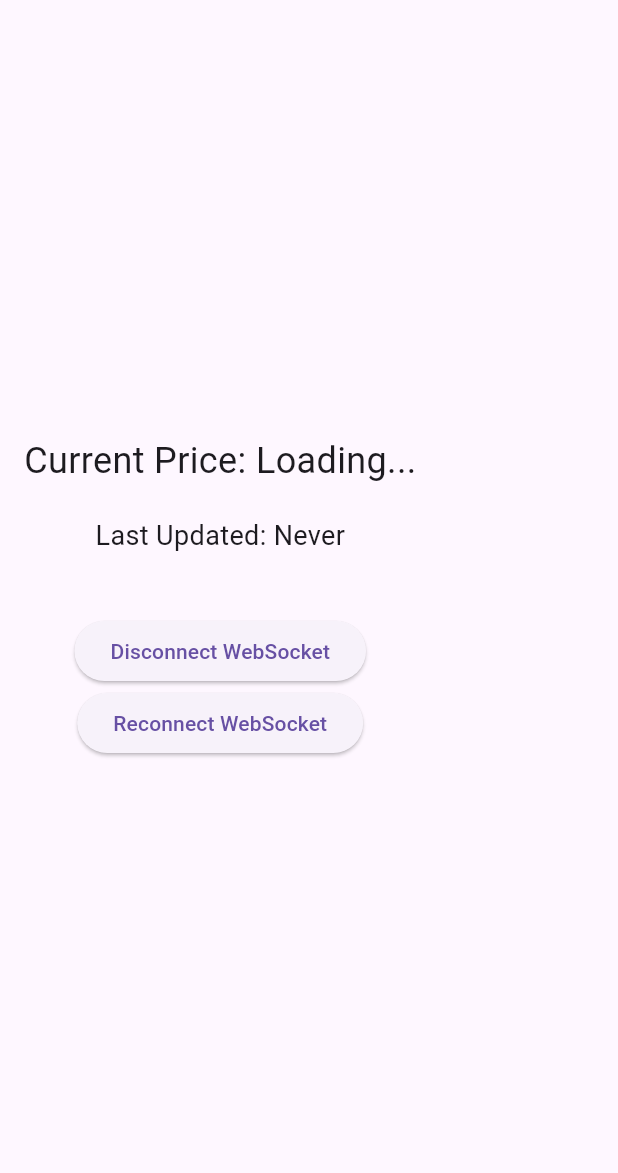
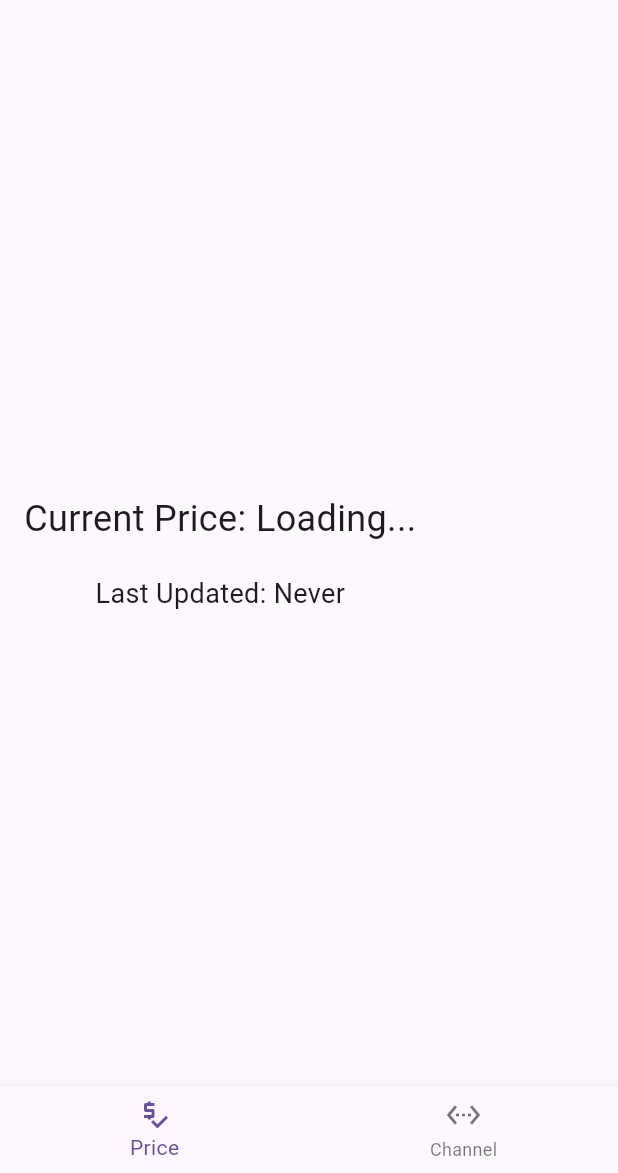
Before and after one commit to baraa2ttar/websoket_client, a Flutter app: the screen it shows after launch, on a phone screen of 412 x 824 dp, the part 63-1236 px from its top. Run offline on Flutter 3.47's test engine with Material 3 defaults, Android fonts, the phone set to English and light mode, and no system bars; our stand-ins replace get; network calls fail.

Commit message:
second commit

```diff
--- a/lib/main.dart
+++ b/lib/main.dart
@@ -1,101 +1,26 @@
 import 'package:flutter/material.dart';
-import 'package:web_socket_channel/web_socket_channel.dart';
-import 'package:web_socket_channel/status.dart' as status;
+import 'package:get/get.dart';
+import 'package:websoket/routs.dart';
+import 'binding/initial_binding.dart';
+import 'core/constant/app_routs.dart';
+
 
 void main() {
   runApp(MyApp());
 }
 
 class MyApp extends StatelessWidget {
+  const MyApp({super.key});
+
+  // This widget is the root of your application.
   @override
   Widget build(BuildContext context) {
-    return MaterialApp(
-      title: 'Price Tracker',
-      theme: ThemeData(
-        primarySwatch: Colors.blue,
-      ),
-      home: PriceTrackerScreen(),
+    return GetMaterialApp(
+      debugShowCheckedModeBanner: false,
+      title: 'Flutter',
+      initialBinding: InitialBinding(),
+      getPages: routes,
+
+      initialRoute: AppRouts.homeScreen,
     );
-  }
-}
-
-class PriceTrackerScreen extends StatefulWidget {
-  @override
-  _PriceTrackerScreenState createState() => _PriceTrackerScreenState();
-}
-
-class _PriceTrackerScreenState extends State<PriceTrackerScreen> {
-
-
-  late WebSocketChannel channel;
-  String currentPrice = "Loading...";
-  String lastUpdate = "Never";
-
-  @override
-  void initState() {
-    super.initState();
-    connectToWebSocket();
-  }
-
-  void connectToWebSocket() {
-    channel = WebSocketChannel.connect(
-      Uri.parse('ws://localhost:8080'), // Update with your server URL
-    );
-
-    channel.stream.listen((message) {
-      setState(() {
-        currentPrice = message; // Assuming the message is the price
-        lastUpdate = DateTime.now().toString();
-      });
-    }, onError: (error) {
-      print("WebSocket error: $error");
-    }, onDone: () {
-      print("WebSocket connection closed");
-    });
-  }
-
-  void disconnectWebSocket() {
-    channel.sink.close(status.normalClosure);
-  }
-
-  @override
-  void dispose() {
-    disconnectWebSocket();
-    super.dispose();
-  }
-
-  @override
-  Widget build(BuildContext context) {
-    return Scaffold(
-      appBar: AppBar(
-        title: Text('Product Price Tracker'),
-      ),
-      body: Padding(
-        padding: const EdgeInsets.all(16.0),
-        child: Column(
-          mainAxisAlignment: MainAxisAlignment.center,
-          children: [
-            Text(
-              'Current Price: $currentPrice',
-              style: TextStyle(fontSize: 24),
-            ),
-            SizedBox(height: 20),
-            Text(
-              'Last Updated: $lastUpdate',
-              style: TextStyle(fontSize: 18),
-            ),
-            SizedBox(height: 40),
-            ElevatedButton(
-              onPressed: disconnectWebSocket,
-              child: Text('Disconnect WebSocket'),
-            ),
-            ElevatedButton(
-              onPressed: connectToWebSocket,
-              child: Text('Reconnect WebSocket'),
-            ),
-          ],
-        ),
-      ),
-    );
-  }
-}
+  }}
--- a/lib/view/home_screen/home_screen.dart
+++ b/lib/view/home_screen/home_screen.dart
@@ -1,10 +1,48 @@
 import 'package:flutter/material.dart';
+import 'package:get/get.dart';
+import 'package:websoket/view/home_screen/price_track_controller.dart';
+import 'package:websoket/view/home_screen/price_view_page.dart';
+import 'package:websoket/view/home_screen/channel_management_page.dart';
 
-class HomeScreen extends StatelessWidget {
-  const HomeScreen({super.key});
+class HomeScreen extends StatefulWidget {
+  @override
+  _HomeScreenState createState() => _HomeScreenState();
+}
+
+class _HomeScreenState extends State<HomeScreen> {
+  final PriceTrackerController controller = Get.put(PriceTrackerController());
+  int _selectedIndex = 0;
+
+  static final List<Widget> _pages = <Widget>[
+    PriceViewPage(),
+    ChannelManagementPage(),
+  ];
+
+  void _onItemTapped(int index) {
+    setState(() {
+      _selectedIndex = index;
+    });
+  }
 
   @override
   Widget build(BuildContext context) {
-    return Scaffold();
+    return Scaffold(
+      appBar: AppBar(title: Text('Product Price Tracker')),
+      body: _pages[_selectedIndex],
+      bottomNavigationBar: BottomNavigationBar(
+        items: const <BottomNavigationBarItem>[
+          BottomNavigationBarItem(
+            icon: Icon(Icons.price_check),
+            label: 'Price',
+          ),
+          BottomNavigationBarItem(
+            icon: Icon(Icons.settings_ethernet),
+            label: 'Channel',
+          ),
+        ],
+        currentIndex: _selectedIndex,
+        onTap: _onItemTapped,
+      ),
+    );
   }
 }
--- /dev/null
+++ b/lib/view/home_screen/price_track_controller.dart
@@ -0,0 +1,53 @@
+import 'package:get/get.dart';
+import 'package:web_socket_channel/web_socket_channel.dart';
+import 'package:web_socket_channel/status.dart' as status;
+
+class PriceTrackerController extends GetxController {
+  late WebSocketChannel channel;
+  var currentPrice = "Loading...".obs;
+  var lastUpdate = "Never".obs;
+  var priceHistory = <Map<String, dynamic>>[]
+      .obs; // Each entry: {'price': double, 'time': DateTime}
+
+  @override
+  void onInit() {
+    super.onInit();
+    connectToWebSocket();
+  }
+
+  void connectToWebSocket() {
+    channel = WebSocketChannel.connect(
+      Uri.parse('ws://localhost:8080'), // Update with your server URL
+    );
+
+    channel.stream.listen(
+      (message) {
+        currentPrice.value = message; // Assuming the message is the price
+        lastUpdate.value = DateTime.now().toString();
+        double? price = double.tryParse(message);
+        if (price != null) {
+          priceHistory.add({'price': price, 'time': DateTime.now()});
+          if (priceHistory.length > 50) {
+            priceHistory.removeAt(0); // Keep only the latest 50 points
+          }
+        }
+      },
+      onError: (error) {
+        print("WebSocket error: $error");
+      },
+      onDone: () {
+        print("WebSocket connection closed");
+      },
+    );
+  }
+
+  void disconnectWebSocket() {
+    channel.sink.close(status.normalClosure);
+  }
+
+  @override
+  void onClose() {
+    disconnectWebSocket();
+    super.onClose();
+  }
+}
--- /dev/null
+++ b/lib/view/home_screen/price_view_page.dart
@@ -0,0 +1,32 @@
+import 'package:flutter/material.dart';
+import 'package:get/get.dart';
+import 'package:websoket/view/home_screen/price_track_controller.dart';
+
+class PriceViewPage extends StatelessWidget {
+  final PriceTrackerController controller = Get.find();
+
+  @override
+  Widget build(BuildContext context) {
+    return Padding(
+      padding: const EdgeInsets.all(16.0),
+      child: Column(
+        mainAxisAlignment: MainAxisAlignment.center,
+        children: [
+          Obx(
+            () => Text(
+              'Current Price: ${controller.currentPrice.value}',
+              style: TextStyle(fontSize: 24),
+            ),
+          ),
+          SizedBox(height: 20),
+          Obx(
+            () => Text(
+              'Last Updated: ${controller.lastUpdate.value}',
+              style: TextStyle(fontSize: 18),
+            ),
+          ),
+        ],
+      ),
+    );
+  }
+}
--- a/pubspec.yaml
+++ b/pubspec.yaml
@@ -36,6 +36,8 @@ dependencies:
   cupertino_icons: ^1.0.8
   web_socket_channel: ^3.0.3
   get: ^4.7.2
+
+
 
 dev_dependencies:
   flutter_test:
```
Also changed, not shown: lib/view/home_screen/channel_management_page.dart (added, +28 -0 lines).
